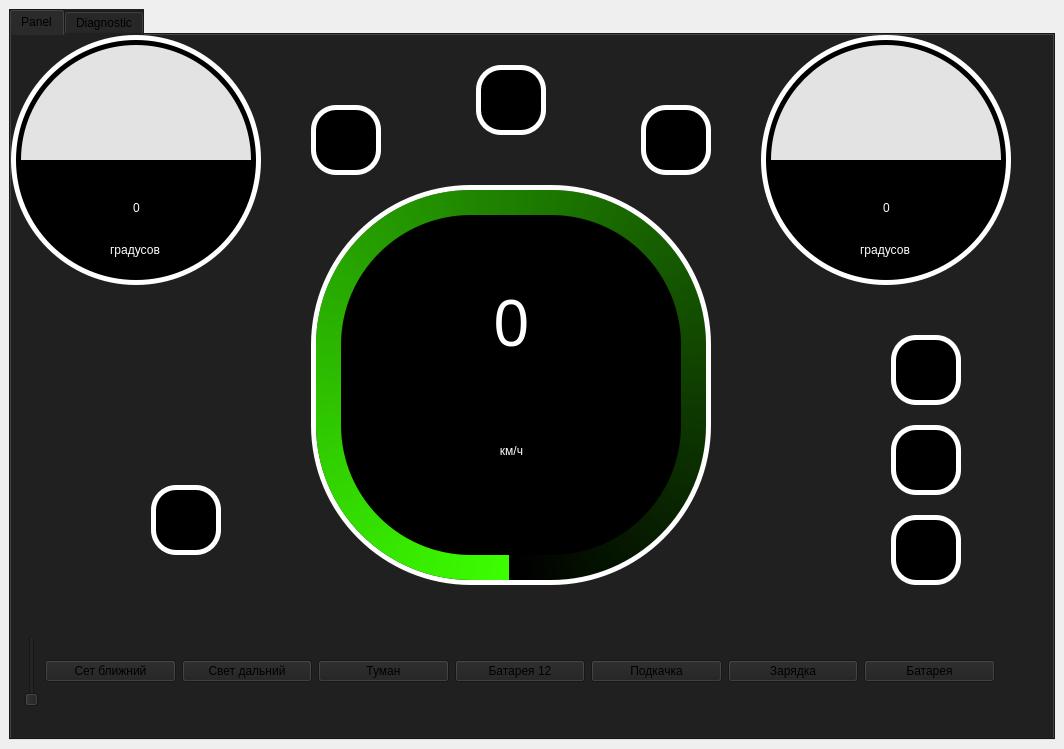
Qt form PAnel2.ui (Alexandr-Filatov/BGA_Panel) before a commit.
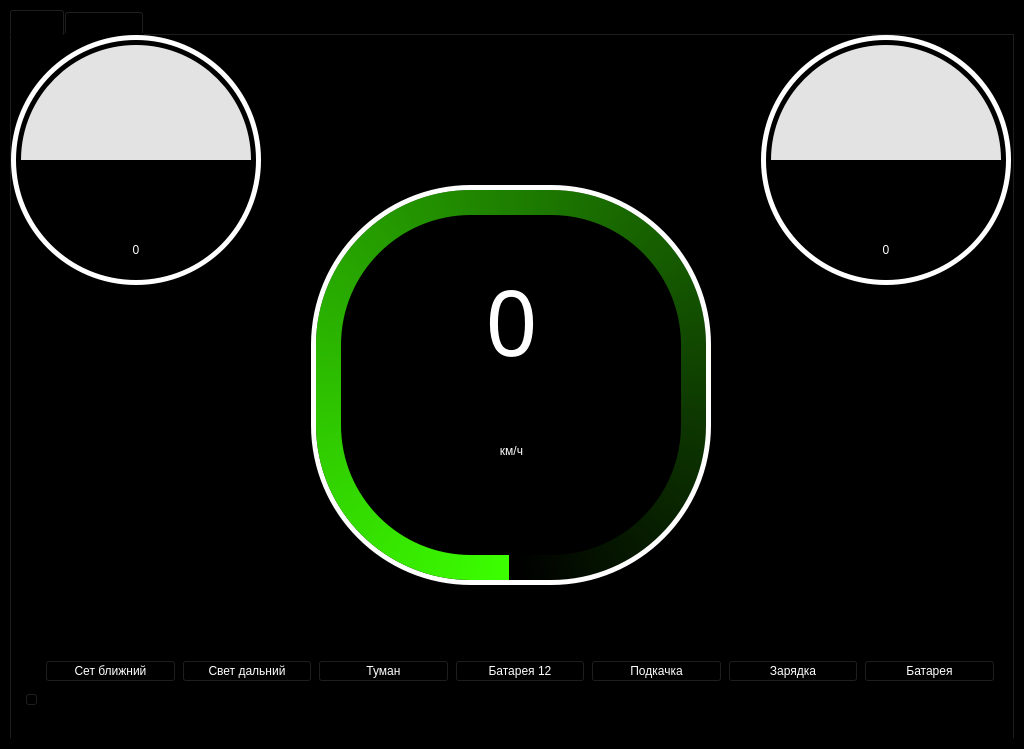
The same form after that commit. Icons and pictures are not drawn.

```diff
--- a/PAnel2.ui
+++ b/PAnel2.ui
@@ -6,7 +6,7 @@
    <rect>
     <x>0</x>
     <y>0</y>
-    <width>1064</width>
+    <width>1024</width>
     <height>749</height>
    </rect>
   </property>
@@ -14,16 +14,37 @@
    <string>MainWindow</string>
   </property>
   <widget class="QWidget" name="centralwidget">
+   <property name="styleSheet">
+    <string notr="true">background-color: rgb(0, 0, 0);</string>
+   </property>
    <layout class="QGridLayout" name="gridLayout">
     <item row="0" column="0">
      <widget class="QTabWidget" name="tabWidget">
       <property name="styleSheet">
-       <string notr="true">background-color: rgb(32, 32, 32);</string>
+       <string notr="true">background-color: rgb(0, 0, 0);</string>
+      </property>
+      <property name="tabShape">
+       <enum>QTabWidget::Rounded</enum>
       </property>
       <property name="currentIndex">
        <number>0</number>
       </property>
+      <property name="elideMode">
+       <enum>Qt::ElideLeft</enum>
+      </property>
+      <property name="tabsClosable">
+       <bool>false</bool>
+      </property>
+      <property name="movable">
+       <bool>false</bool>
+      </property>
+      <property name="tabBarAutoHide">
+       <bool>true</bool>
+      </property>
       <widget class="QWidget" name="Panel">
+       <property name="styleSheet">
+        <string notr="true"/>
+       </property>
        <attribute name="title">
         <string>Panel</string>
        </attribute>
@@ -31,7 +52,7 @@
         <property name="geometry">
          <rect>
           <x>630</x>
-          <y>70</y>
+          <y>30</y>
           <width>70</width>
           <height>70</height>
          </rect>
@@ -43,7 +64,7 @@
          </sizepolicy>
         </property>
         <property name="styleSheet">
-         <string notr="true">background-color: rgb(255, 255, 255);
+         <string notr="true">background-color: rgba(255, 255, 255, 0);
 border-radius: 25px;</string>
         </property>
         <widget class="QLabel" name="fogLights">
@@ -117,13 +138,37 @@
 border-radius: 115px;
 }</string>
          </property>
+         <widget class="QLabel" name="label_2">
+          <property name="geometry">
+           <rect>
+            <x>50</x>
+            <y>50</y>
+            <width>130</width>
+            <height>130</height>
+           </rect>
+          </property>
+          <property name="styleSheet">
+           <string notr="true">background-color: rgba(0, 0, 0, 0);
+border-radius: 20px;
+padding: 8px;</string>
+          </property>
+          <property name="text">
+           <string/>
+          </property>
+          <property name="pixmap">
+           <pixmap>icons/BGA_front.png</pixmap>
+          </property>
+          <property name="scaledContents">
+           <bool>true</bool>
+          </property>
+         </widget>
          <widget class="QLabel" name="speed_3">
           <property name="geometry">
            <rect>
-            <x>70</x>
-            <y>140</y>
-            <width>91</width>
-            <height>45</height>
+            <x>75</x>
+            <y>180</y>
+            <width>80</width>
+            <height>50</height>
            </rect>
           </property>
           <property name="styleSheet">
@@ -139,29 +184,6 @@
            <set>Qt::AlignCenter</set>
           </property>
          </widget>
-         <widget class="QLabel" name="kmH_3">
-          <property name="geometry">
-           <rect>
-            <x>71</x>
-            <y>192</y>
-            <width>86</width>
-            <height>26</height>
-           </rect>
-          </property>
-          <property name="styleSheet">
-           <string notr="true">
-font: 12pt &quot;BankGothic Lt BT&quot;;
-color: rgb(255, 255, 255);
-background-color: rgba(0, 0, 0, 0);
-</string>
-          </property>
-          <property name="text">
-           <string>градусов</string>
-          </property>
-          <property name="alignment">
-           <set>Qt::AlignCenter</set>
-          </property>
-         </widget>
         </widget>
         <widget class="QWidget" name="rollCanvas" native="true">
          <property name="geometry">
@@ -183,8 +205,8 @@
        <widget class="QWidget" name="widget_5" native="true">
         <property name="geometry">
          <rect>
-          <x>140</x>
-          <y>450</y>
+          <x>50</x>
+          <y>300</y>
           <width>70</width>
           <height>70</height>
          </rect>
@@ -196,7 +218,7 @@
          </sizepolicy>
         </property>
         <property name="styleSheet">
-         <string notr="true">background-color: rgb(255, 255, 255);
+         <string notr="true">background-color: rgba(255, 255, 255, 0);
 border-radius: 25px;</string>
         </property>
         <widget class="QLabel" name="wheelsPump">
@@ -258,7 +280,7 @@
          </sizepolicy>
         </property>
         <property name="styleSheet">
-         <string notr="true">background-color: rgb(255, 255, 255);
+         <string notr="true">background-color: rgba(255, 255, 255, 0);
 border-radius: 25px;</string>
         </property>
         <widget class="QLabel" name="powerBatState">
@@ -320,7 +342,7 @@
          </sizepolicy>
         </property>
         <property name="styleSheet">
-         <string notr="true">background-color: rgb(255, 255, 255);
+         <string notr="true">background-color: rgba(255, 255, 255, 0);
 border-radius: 25px;</string>
         </property>
         <widget class="QLabel" name="highBeams">
@@ -385,6 +407,9 @@
          </item>
          <item>
           <widget class="QPushButton" name="lowBeamsBtn">
+           <property name="styleSheet">
+            <string notr="true">color: rgb(255, 255, 255);</string>
+           </property>
            <property name="text">
             <string>Сет ближний</string>
            </property>
@@ -392,6 +417,9 @@
          </item>
          <item>
           <widget class="QPushButton" name="highBeamsBtn">
+           <property name="styleSheet">
+            <string notr="true">color: rgb(255, 255, 255);</string>
+           </property>
            <property name="text">
             <string>Свет дальний</string>
            </property>
@@ -399,6 +427,9 @@
          </item>
          <item>
           <widget class="QPushButton" name="fogLigghtsBtn">
+           <property name="styleSheet">
+            <string notr="true">color: rgb(255, 255, 255);</string>
+           </property>
            <property name="text">
             <string>Туман</string>
            </property>
@@ -406,6 +437,9 @@
          </item>
          <item>
           <widget class="QPushButton" name="battery12Btn">
+           <property name="styleSheet">
+            <string notr="true">color: rgb(255, 255, 255);</string>
+           </property>
            <property name="text">
             <string>Батарея 12</string>
            </property>
@@ -413,6 +447,9 @@
          </item>
          <item>
           <widget class="QPushButton" name="wheelPumpBtn">
+           <property name="styleSheet">
+            <string notr="true">color: rgb(255, 255, 255);</string>
+           </property>
            <property name="text">
             <string>Подкачка</string>
            </property>
@@ -420,6 +457,9 @@
          </item>
          <item>
           <widget class="QPushButton" name="chargePowerBatBtn">
+           <property name="styleSheet">
+            <string notr="true">color: rgb(255, 255, 255);</string>
+           </property>
            <property name="text">
             <string>Зарядка</string>
            </property>
@@ -430,6 +470,9 @@
            <property name="enabled">
             <bool>true</bool>
            </property>
+           <property name="styleSheet">
+            <string notr="true">color: rgb(255, 255, 255);</string>
+           </property>
            <property name="text">
             <string>Батарея</string>
            </property>
@@ -453,7 +496,7 @@
          </sizepolicy>
         </property>
         <property name="styleSheet">
-         <string notr="true">background-color: rgb(255, 255, 255);
+         <string notr="true">background-color: rgba(255, 255, 255, 0);
 border-radius: 25px;</string>
         </property>
         <widget class="QLabel" name="battery12">
@@ -503,7 +546,7 @@
         <property name="geometry">
          <rect>
           <x>300</x>
-          <y>70</y>
+          <y>30</y>
           <width>70</width>
           <height>70</height>
          </rect>
@@ -515,7 +558,7 @@
          </sizepolicy>
         </property>
         <property name="styleSheet">
-         <string notr="true">background-color: rgb(255, 255, 255);
+         <string notr="true">background-color: rgba(255, 255, 255, 0);
 border-radius: 25px;</string>
         </property>
         <widget class="QLabel" name="lowBeams">
@@ -580,7 +623,7 @@
          </sizepolicy>
         </property>
         <property name="styleSheet">
-         <string notr="true">background-color: rgb(255, 255, 255);
+         <string notr="true">background-color: rgba(255, 255, 255, 0);
 border-radius: 25px;</string>
         </property>
         <widget class="QLabel" name="chargePowerBat">
@@ -657,10 +700,10 @@
          <widget class="QLabel" name="speed_2">
           <property name="geometry">
            <rect>
-            <x>80</x>
-            <y>140</y>
-            <width>71</width>
-            <height>45</height>
+            <x>75</x>
+            <y>180</y>
+            <width>80</width>
+            <height>50</height>
            </rect>
           </property>
           <property name="styleSheet">
@@ -679,24 +722,25 @@
          <widget class="QLabel" name="kmH_2">
           <property name="geometry">
            <rect>
-            <x>71</x>
-            <y>192</y>
-            <width>86</width>
-            <height>26</height>
+            <x>25</x>
+            <y>50</y>
+            <width>180</width>
+            <height>130</height>
            </rect>
           </property>
           <property name="styleSheet">
-           <string notr="true">
-font: 12pt &quot;BankGothic Lt BT&quot;;
-color: rgb(255, 255, 255);
-background-color: rgba(0, 0, 0, 0);
-</string>
+           <string notr="true">background-color: rgba(0, 0, 0, 0);
+border-radius: 20px;
+padding: 8px;</string>
           </property>
           <property name="text">
-           <string>градусов</string>
+           <string/>
           </property>
-          <property name="alignment">
-           <set>Qt::AlignCenter</set>
+          <property name="pixmap">
+           <pixmap>icons/BGA_Side.png</pixmap>
+          </property>
+          <property name="scaledContents">
+           <bool>true</bool>
           </property>
          </widget>
         </widget>
@@ -819,7 +863,7 @@
              <property name="font">
               <font>
                <family>BankGothic Lt BT</family>
-               <pointsize>48</pointsize>
+               <pointsize>68</pointsize>
                <weight>50</weight>
                <italic>false</italic>
                <bold>false</bold>
```
Left out of the diff: 9 changed lines with no effect on the pictures.
